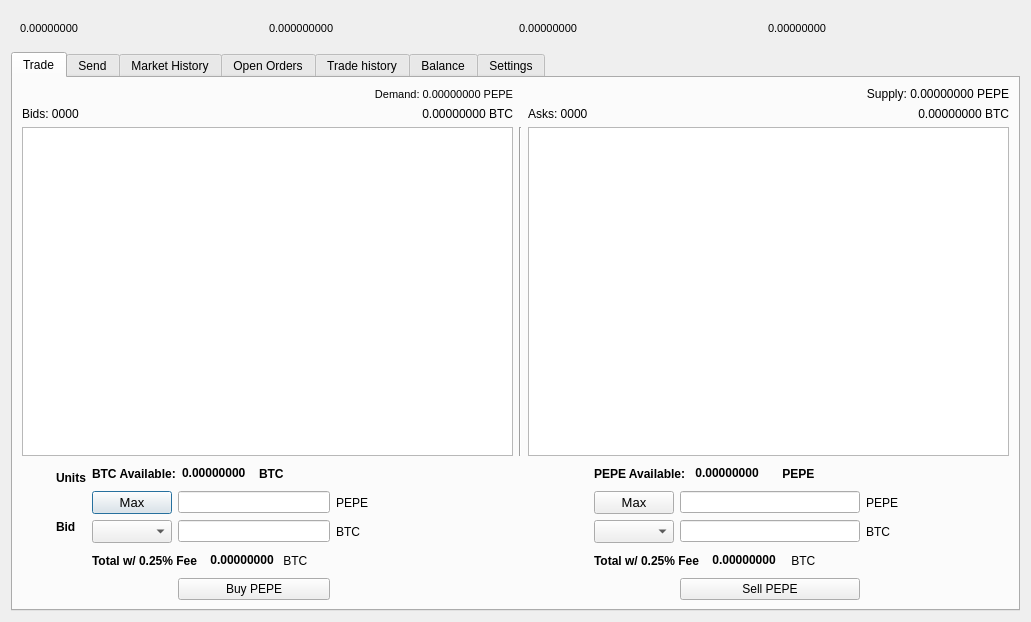
Above: src/qt/forms/tradingdialog.ui from projectmemetic/pepecoin before the change. Below: the same form after it.
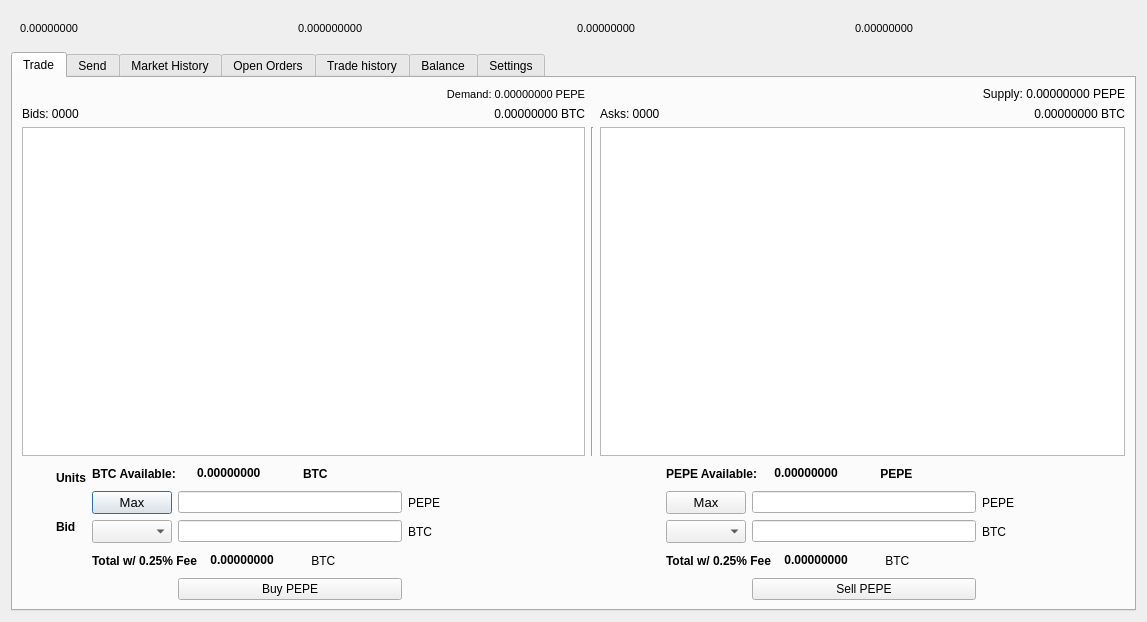
That is the form after the change. The open tabs and pages were chosen to show the change. Icons and pictures are not drawn.

Patch:
```diff
--- a/src/qt/forms/tradingdialog.ui
+++ b/src/qt/forms/tradingdialog.ui
@@ -6,7 +6,7 @@
    <rect>
     <x>0</x>
     <y>0</y>
-    <width>1031</width>
+    <width>1147</width>
     <height>622</height>
    </rect>
   </property>
```
Left out of the diff: 2 changed lines with no effect on the pictures.
